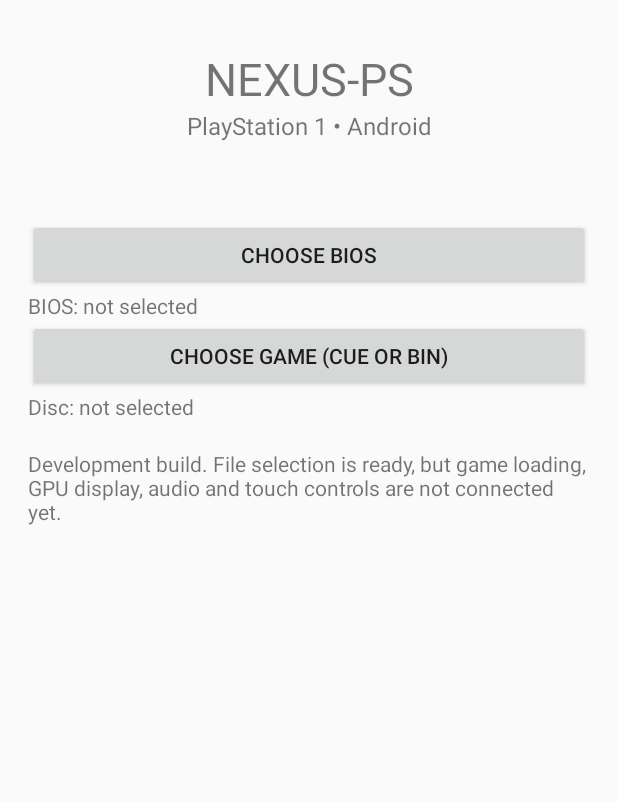
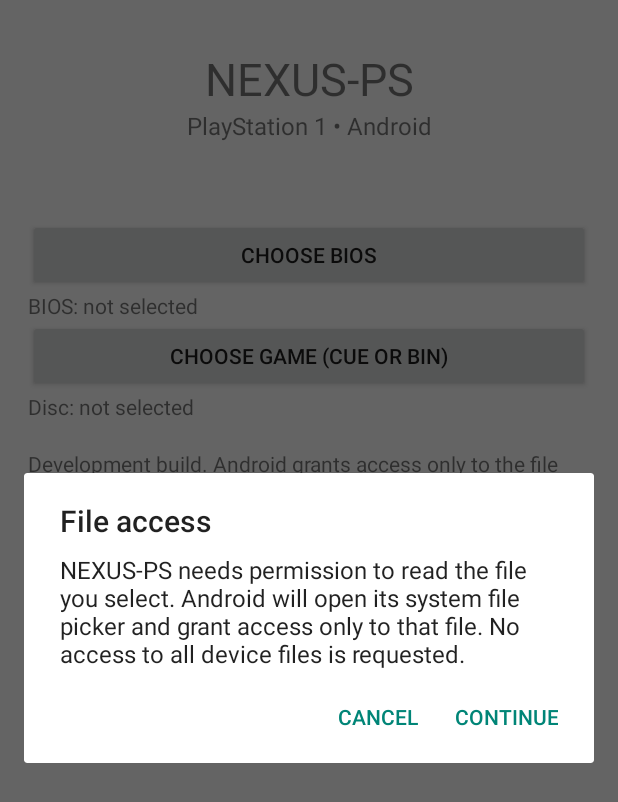
Before and after one commit to sultanmiem-afk/NEXUS-PS-, an Android app: the screen it shows after launch (MainActivity), after a tap on "CHOOSE BIOS", on a phone screen of 412 x 824 dp. Shown: the top 802 px of the screen. Run offline under Robolectric (Android 15) with nearby library versions, the phone set to English and light mode, and no system bars; 2 statements that could not run were skipped.

Commit message:
Explain per-file Android access before opening picker

```diff
--- a/android/app/src/main/java/com/sultanmiem/nexusps/MainActivity.kt
+++ b/android/app/src/main/java/com/sultanmiem/nexusps/MainActivity.kt
@@ -1,6 +1,7 @@
 package com.sultanmiem.nexusps
 
 import android.app.Activity
+import android.app.AlertDialog
 import android.content.Intent
 import android.net.Uri
 import android.os.Bundle
@@ -54,15 +55,19 @@ class MainActivity : Activity() {
 
         val biosButton = Button(this).apply {
             text = "Choose BIOS"
-            setOnClickListener { openPicker(pickBios, "application/octet-stream") }
+            setOnClickListener {
+                explainFileAccess(pickBios, "application/octet-stream")
+            }
         }
         val discButton = Button(this).apply {
             text = "Choose game (CUE or BIN)"
-            setOnClickListener { openPicker(pickDisc, "*/*") }
+            setOnClickListener {
+                explainFileAccess(pickDisc, "*/*")
+            }
         }
 
         val notice = TextView(this).apply {
-            text = "Development build. File selection is ready, but game loading, GPU display, audio and touch controls are not connected yet."
+            text = "Development build. Android grants access only to the file you choose. Game loading, GPU display, audio and touch controls are not connected yet."
             textSize = 14f
             setPadding(0, 28, 0, 0)
         }
@@ -71,6 +76,17 @@ class MainActivity : Activity() {
             .forEach { root.addView(it) }
 
         setContentView(root)
+    }
+
+    private fun explainFileAccess(requestCode: Int, mime: String) {
+        AlertDialog.Builder(this)
+            .setTitle("File access")
+            .setMessage("NEXUS-PS needs permission to read the file you select. Android will open its system file picker and grant access only to that file. No access to all device files is requested.")
+            .setNegativeButton("Cancel", null)
+            .setPositiveButton("Continue") { _, _ ->
+                openPicker(requestCode, mime)
+            }
+            .show()
     }
 
     private fun openPicker(requestCode: Int, mime: String) {
@@ -87,7 +103,10 @@ class MainActivity : Activity() {
         super.onActivityResult(requestCode, resultCode, data)
         if (resultCode != RESULT_OK) return
         val uri: Uri = data?.data ?: return
-        contentResolver.takePersistableUriPermission(uri, Intent.FLAG_GRANT_READ_URI_PERMISSION)
+        val grantedFlags = data.flags and Intent.FLAG_GRANT_READ_URI_PERMISSION
+        if (grantedFlags != 0) {
+            contentResolver.takePersistableUriPermission(uri, grantedFlags)
+        }
         val name = uri.lastPathSegment ?: uri.toString()
         when (requestCode) {
             pickBios -> biosInfo.text = "BIOS selected: $name"
```
